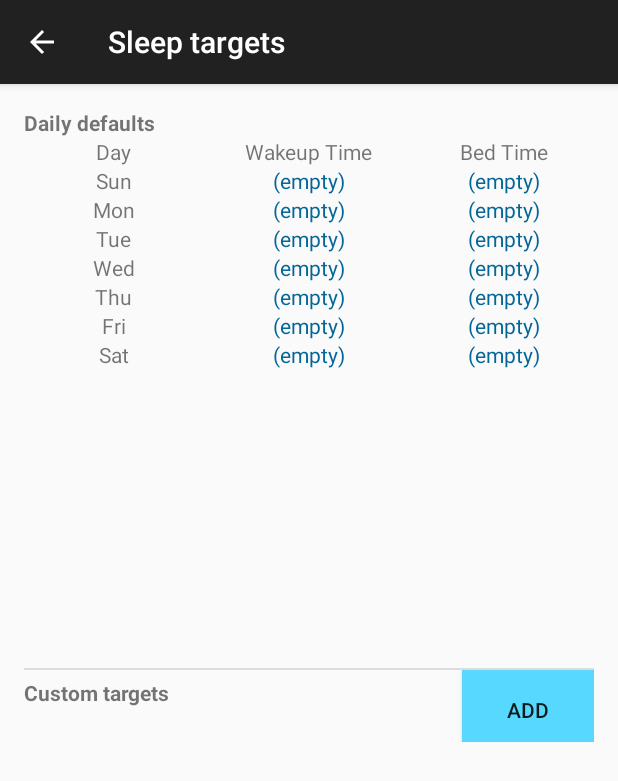
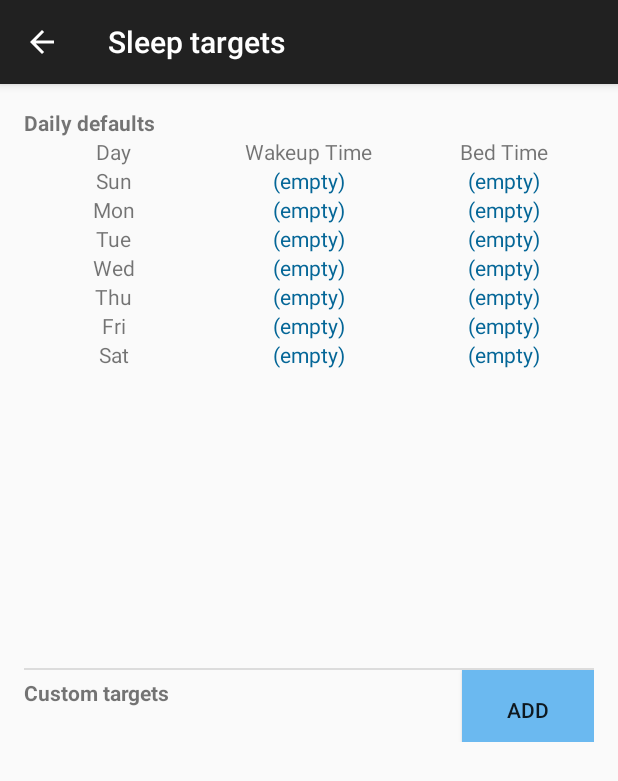
Before and after one commit to yugensoft/sleep-journal, an Android app: the TargetsActivity screen opened directly, with no data from a screen before it, on a phone screen of 412 x 824 dp. Shown: the top 781 px of the screen. Run offline under Robolectric (Android 15) with nearby library versions, the phone set to English and light mode, and no system bars; 3 statements that could not run were skipped.

Commit message:
Changed button colour to more mild 'flat ui design' colour Released as version 1.3

```diff
--- a/app/build.gradle
+++ b/app/build.gradle
@@ -8,7 +8,7 @@ android {
         applicationId "com.yugensoft.simplesleepjournal"
         minSdkVersion 11
         targetSdkVersion 22
-        versionCode 10
+        versionCode 11
         versionName '1.3'
     }
     buildTypes {
--- a/app/src/main/res/values/styles.xml
+++ b/app/src/main/res/values/styles.xml
@@ -32,5 +32,5 @@
         <item name="android:paddingTop">10dp</item>
     </style>
 
-    <color name="button_color">#57d8ff</color>
+    <color name="button_color">#6BB9F0</color>
 </resources>
```
